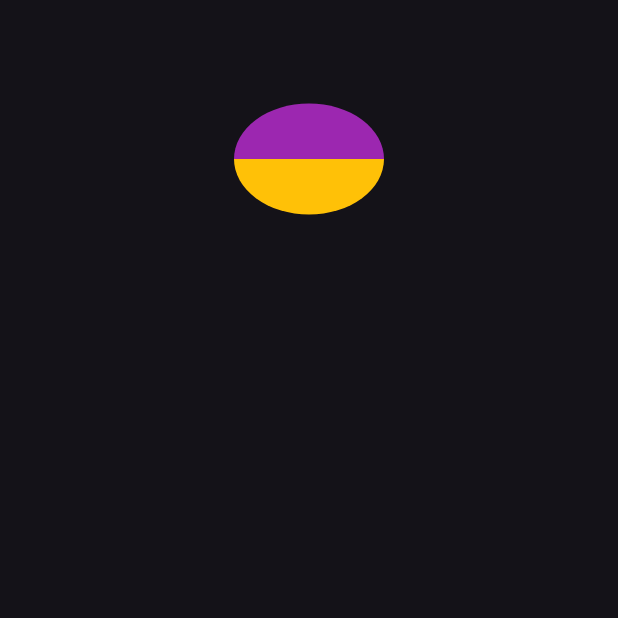
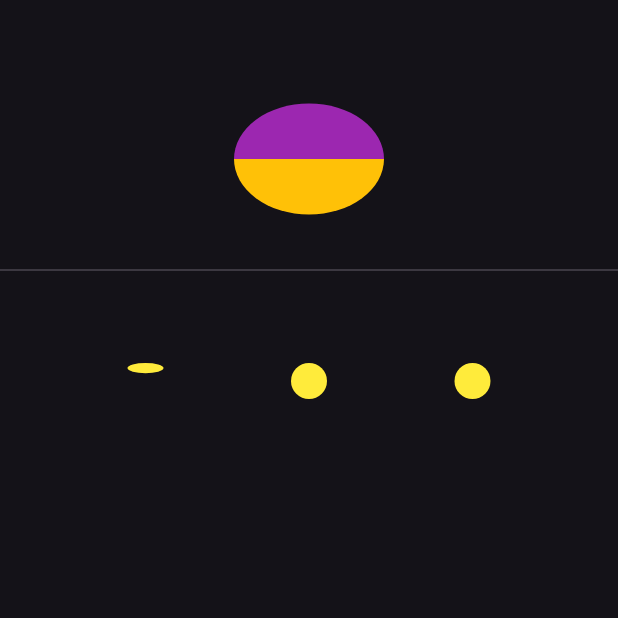
Before and after one commit to devhasanalhamed/flutter_animation_course, a Flutter app: the screen it shows after launch, on a phone screen of 412 x 824 dp, the top half of it. Run offline on Flutter 3.47's test engine with Material 3 defaults, Android fonts, the phone set to English and light mode, and no system bars.

Commit message:
Update main.dart

```diff
--- a/example3/lib/main.dart
+++ b/example3/lib/main.dart
@@ -85,6 +85,9 @@ class _HomePageState extends State<HomePage> with TickerProviderStateMixin {
   late AnimationController _flipController;
   late Animation<double> _flipAnimation;
 
+  late AnimationController _loadingAnimationController;
+  late Animation<double> _loadingAnimation;
+
   @override
   void initState() {
     _counterClockwiseRotationController = AnimationController(
@@ -159,6 +162,22 @@ class _HomePageState extends State<HomePage> with TickerProviderStateMixin {
       },
     );
 
+    _loadingAnimationController = AnimationController(
+      vsync: this,
+      duration: const Duration(
+        seconds: 2,
+      ),
+    );
+
+    _loadingAnimation = Tween<double>(
+      begin: 0.0,
+      end: 50.0,
+    ).animate(_loadingAnimationController);
+
+    _loadingAnimationController.repeat(
+      reverse: true,
+    );
+
     super.initState();
   }
 
@@ -227,6 +246,48 @@ class _HomePageState extends State<HomePage> with TickerProviderStateMixin {
                 ),
               ),
             ),
+            const SizedBox(height: 16.0),
+            const Divider(),
+            const SizedBox(height: 16.0),
+            SizedBox(
+              height: 100,
+              child: Row(
+                mainAxisAlignment: MainAxisAlignment.spaceEvenly,
+                children: [
+                  AnimatedBuilder(
+                    animation: _loadingAnimation,
+                    builder: (context, child) => Transform(
+                      transform: Matrix4.identity()
+                        ..rotateX(_loadingAnimation.value),
+                      child: Container(
+                        width: 24.0,
+                        height: 24.0,
+                        decoration: const BoxDecoration(
+                          color: Colors.yellow,
+                          shape: BoxShape.circle,
+                        ),
+                      ),
+                    ),
+                  ),
+                  Container(
+                    width: 24.0,
+                    height: 24.0,
+                    decoration: const BoxDecoration(
+                      color: Colors.yellow,
+                      shape: BoxShape.circle,
+                    ),
+                  ),
+                  Container(
+                    width: 24.0,
+                    height: 24.0,
+                    decoration: const BoxDecoration(
+                      color: Colors.yellow,
+                      shape: BoxShape.circle,
+                    ),
+                  ),
+                ],
+              ),
+            ),
           ],
         ),
       ),
```
